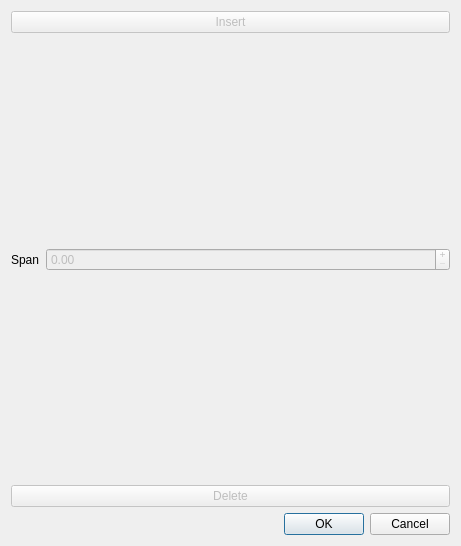
The window that beamdialog.ui (tybor/monodes) describes before a commit, drawn with Qt 5.
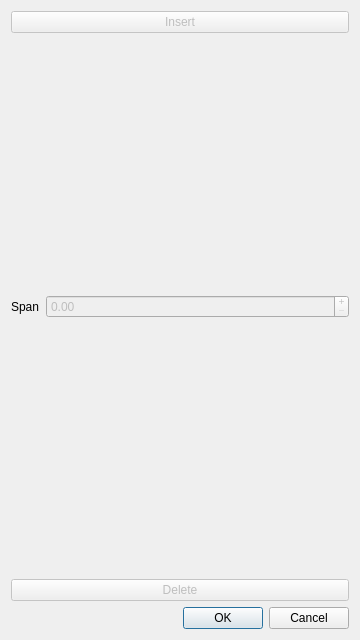
The same window after the commit. Icons and pictures are not drawn.

```diff
--- a/beamdialog.ui
+++ b/beamdialog.ui
@@ -6,8 +6,8 @@
    <rect>
     <x>0</x>
     <y>0</y>
-    <width>461</width>
-    <height>546</height>
+    <width>360</width>
+    <height>640</height>
    </rect>
   </property>
   <property name="windowTitle">
```
Left out of the diff: 8 changed lines with no effect on the pictures.
